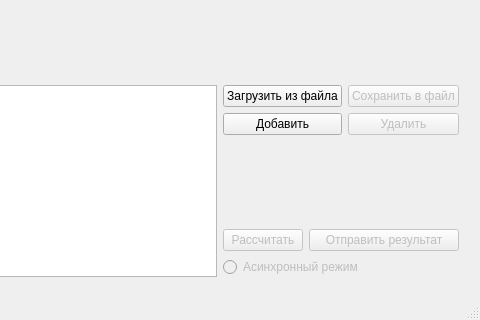
This is ransac-server-app/src/ransacserverapp.ui in NikitaKadili/ransac-counter as Qt 5 draws it before an edit; both pictures show x 140 to 620 and y 258 to 578 of the 620 by 578 pixel window. The edited form follows.
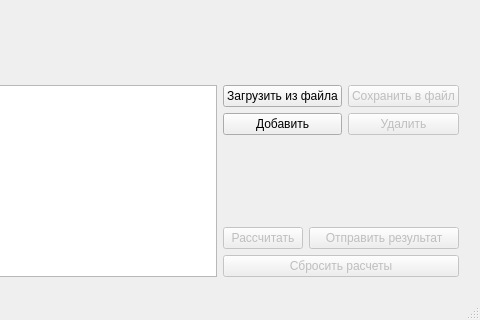
This is the edited form. Custom widgets are drawn as their Qt base class.

Commit message: Improvements and fixes. Released consistend RANSAC-algo counting to main window and temporary result showing. Async counting will be added soon. New dialog added for setting RANSAC-algo parameters

```diff
--- a/ransac-server-app/src/ransacserverapp.ui
+++ b/ransac-server-app/src/ransacserverapp.ui
@@ -133,7 +133,7 @@
         </widget>
        </item>
        <item row="4" column="1" colspan="3">
-        <widget class="QRadioButton" name="async_rdbtn">
+        <widget class="QPushButton" name="reset_btn">
          <property name="enabled">
           <bool>false</bool>
          </property>
@@ -141,7 +141,7 @@
           <string>Включает/выключает режим асинхронных вычислений</string>
          </property>
          <property name="text">
-          <string>Асинхронный режим</string>
+          <string>Сбросить расчеты</string>
          </property>
         </widget>
        </item>
```
Left out of the diff: 3 changed lines with no effect on the pictures. The commit also changes 10 other files.
